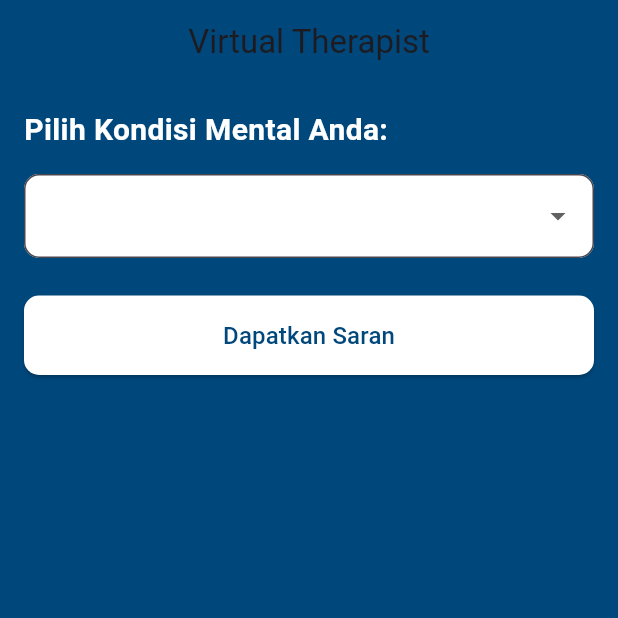
After one commit to ipoelamri/AIHEALTH_FULLSTACK, a Flutter app: the VirtualTherapistPage screen opened by its route, on a phone screen of 412 x 824 dp, the top half of it. The commit adds this screen. Run offline on Flutter 3.47's test engine with Material 3 defaults, Android fonts, the phone set to English and light mode, and no system bars; our stand-ins replace flutter_dotenv, go_router, shared_preferences; accounts and stored records are empty; network calls fail.

```diff
--- a/frontend/ai_health/lib/main.dart
+++ b/frontend/ai_health/lib/main.dart
@@ -1,3 +1,4 @@
+import 'package:ai_health/drawer/profile.dart';
 import 'package:ai_health/pages/BMI.dart';
 import 'package:ai_health/pages/consult.dart';
 import 'package:go_router/go_router.dart';
@@ -10,6 +11,7 @@ import 'package:ai_health/drawer/about.dart';
 import 'package:ai_health/drawer/contact.dart';
 import 'package:flutter_dotenv/flutter_dotenv.dart';
 import 'package:ai_health/pages/mentalhealth.dart';
+import 'package:ai_health/pages/virtualTherapist.dart';
 
 void main() async {
   WidgetsFlutterBinding.ensureInitialized();
@@ -30,6 +32,11 @@ final _router = GoRouter(
     GoRoute(path: '/Home', builder: (context, state) => HomePage()),
     GoRoute(path: '/BMI', name: 'BMI', builder: (context, state) => BMIPage()),
     GoRoute(
+      path: '/Virtual-Therapist',
+      name: 'VT',
+      builder: (context, state) => VirtualTherapistPage(),
+    ),
+    GoRoute(
       path: '/Mental-Health',
       name: 'MentalHealth',
       builder: (context, state) => MentalHealthCheckPage(),
@@ -48,6 +55,11 @@ final _router = GoRouter(
       path: '/Contact',
       name: 'Contact',
       builder: (context, state) => Contact(),
+    ),
+    GoRoute(
+      path: '/Profile',
+      name: 'Profile',
+      builder: (context, state) => ProfilePage(),
     ),
   ],
   //                                   labelStyle: TextStyle(
--- /dev/null
+++ b/frontend/ai_health/lib/pages/virtualTherapist.dart
@@ -0,0 +1,132 @@
+import 'package:flutter/material.dart';
+import 'package:ai_health/services/virtualTherapistService.dart';
+
+class VirtualTherapistPage extends StatefulWidget {
+  @override
+  _VirtualTherapistPageState createState() => _VirtualTherapistPageState();
+}
+
+class _VirtualTherapistPageState extends State<VirtualTherapistPage> {
+  final VirtualTherapistService _service = VirtualTherapistService();
+  final List<String> _conditions = ['Baik', 'Cemas Ringan', 'Stres', 'Depresi'];
+
+  String? _selectedCondition;
+  String _response = '';
+  bool _isLoading = false;
+
+  void _getSuggestion() async {
+    if (_selectedCondition == null) return;
+
+    setState(() {
+      _isLoading = true;
+      _response = '';
+    });
+
+    final result = await _service.getSuggestion(_selectedCondition!);
+
+    setState(() {
+      _isLoading = false;
+      _response = result['jawaban'];
+    });
+  }
+
+  @override
+  Widget build(BuildContext context) {
+    return Scaffold(
+      appBar: AppBar(
+        title: Text('Virtual Therapist'),
+        backgroundColor: Color(0xFF00477b),
+        centerTitle: true,
+        elevation: 0,
+      ),
+      body: Container(
+        color: Color(0xFF00477b), // Warna solid tanpa gradasi
+        child: Padding(
+          padding: const EdgeInsets.all(16.0),
+          child: Column(
+            crossAxisAlignment: CrossAxisAlignment.start,
+            children: [
+              Text(
+                'Pilih Kondisi Mental Anda:',
+                style: TextStyle(
+                  fontSize: 20,
+                  fontWeight: FontWeight.bold,
+                  color: Colors.white,
+                ),
+              ),
+              SizedBox(height: 15),
+              DropdownButtonFormField<String>(
+                decoration: InputDecoration(
+                  border: OutlineInputBorder(
+                    borderRadius: BorderRadius.circular(10),
+                  ),
+                  filled: true,
+                  fillColor: Colors.white,
+                ),
+                value: _selectedCondition,
+                items:
+                    _conditions.map((String condition) {
+                      return DropdownMenuItem<String>(
+                        value: condition,
+                        child: Text(condition),
+                      );
+                    }).toList(),
+                onChanged: (value) {
+                  setState(() {
+                    _selectedCondition = value;
+                  });
+                },
+              ),
+              SizedBox(height: 25),
+              _isLoading
+                  ? Center(
+                    child: CircularProgressIndicator(color: Colors.white),
+                  )
+                  : ElevatedButton(
+                    style: ElevatedButton.styleFrom(
+                      backgroundColor: Colors.white,
+                      foregroundColor: Color(0xFF00477b),
+                      padding: EdgeInsets.symmetric(vertical: 15),
+                      shape: RoundedRectangleBorder(
+                        borderRadius: BorderRadius.circular(10),
+                      ),
+                    ),
+                    onPressed: _getSuggestion,
+                    child: Center(
+                      child: Text(
+                        'Dapatkan Saran',
+                        style: TextStyle(fontSize: 16),
+                      ),
+                    ),
+                  ),
+              SizedBox(height: 25),
+              if (_response.isNotEmpty)
+                Expanded(
+                  child: SingleChildScrollView(
+                    child: Card(
+                      color: Colors.white.withOpacity(0.9),
+                      shape: RoundedRectangleBorder(
+                        borderRadius: BorderRadius.circular(15),
+                      ),
+                      margin: EdgeInsets.symmetric(vertical: 10),
+                      child: Padding(
+                        padding: const EdgeInsets.all(16.0),
+                        child: Text(
+                          _response,
+                          style: TextStyle(
+                            fontSize: 16,
+                            color: Color(0xFF00477b),
+                          ),
+                          textAlign: TextAlign.left,
+                        ),
+                      ),
+                    ),
+                  ),
+                ),
+            ],
+          ),
+        ),
+      ),
+    );
+  }
+}
```
Also changed, not shown: frontend/ai_health/lib/drawer/profile.dart (+134 -0 lines), frontend/ai_health/lib/pages/BMI.dart (+39 -2 lines), frontend/ai_health/lib/pages/home.dart (+17 -9 lines), frontend/ai_health/lib/pages/mentalhealth.dart (+31 -4 lines), frontend/ai_health/lib/services/mentalHealthService.dart (+57 -3 lines), frontend/ai_health/lib/services/profileService.dart (added, +29 -0 lines), frontend/ai_health/lib/services/virtualTherapistService.dart (added, +27 -0 lines), 6 other files.
